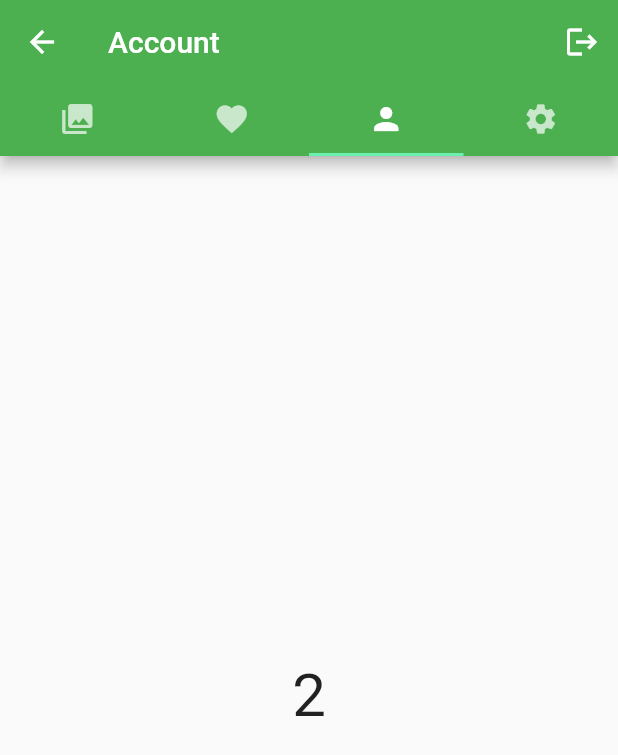
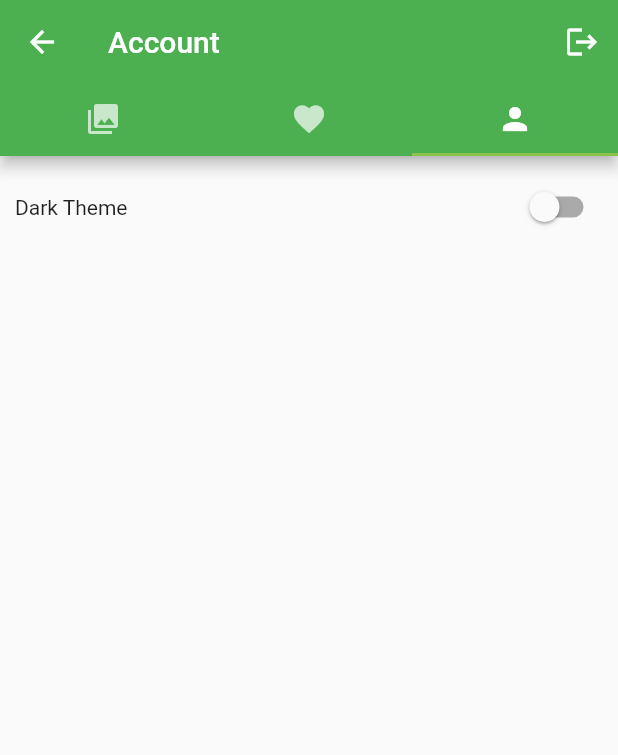
Before and after one commit to b-joris/epicture, a Flutter app: the AccountScreen screen opened by its route, tab 3 chosen, on a phone screen of 412 x 824 dp. Shown: the top 755 px of the screen. Run offline on Flutter 3.47's test engine with Material 2 defaults, Android fonts, the phone set to English and light mode, and no system bars; our stand-ins replace shared_preferences, video_player; missing offline and left inert: flutter_webview_plugin; accounts and stored records are empty; network calls fail.

Commit message:
add(theme): adding dark mode theme

```diff
--- a/lib/constants.dart
+++ b/lib/constants.dart
@@ -2,7 +2,10 @@ import 'package:flutter/material.dart';
 
 const clientID = String.fromEnvironment('CLIENT_ID');
 
-const primaryColor = Colors.green;
-const accentColor = Colors.greenAccent;
+const primaryColor = Color(0xFF4CAF50);
+const accentColor = Color(0xFF8BC34A);
+
+const darkPrimaryColor = Color(0xFF388E3C);
+const darkAccentColor = Color(0xFF4CAF50);
 
 const defaultPadding = 10.0;
--- a/lib/main.dart
+++ b/lib/main.dart
@@ -1,4 +1,5 @@
 import 'package:epicture/constants.dart';
+import 'package:epicture/providers/theme_provider.dart';
 import 'package:epicture/screens/account_screen.dart';
 import 'package:epicture/screens/comments_screen.dart';
 import 'package:epicture/screens/details_screen.dart';
@@ -6,6 +7,7 @@ import 'package:epicture/screens/gallery_screen.dart';
 import 'package:epicture/screens/login_screen.dart';
 import 'package:epicture/screens/search_screen.dart';
 import 'package:flutter/material.dart';
+import 'package:provider/provider.dart';
 import 'package:shared_preferences/shared_preferences.dart';
 
 SharedPreferences sharedPreferences;
@@ -60,14 +62,45 @@ class _NavigationBarState extends State<NavigationBar> {
   }
 }
 
-class Epicture extends StatelessWidget {
+class Epicture extends StatefulWidget {
+  @override
+  _EpictureState createState() => _EpictureState();
+}
+
+class _EpictureState extends State<Epicture> {
+  ThemePreferenceProvider _themePreference = ThemePreferenceProvider();
+
+  @override
+  void initState() {
+    super.initState();
+    getCurrentAppTheme();
+  }
+
+  void getCurrentAppTheme() async {
+    _themePreference.darkTheme =
+        sharedPreferences.getBool(ThemePreferenceProvider.THEME_STATUS) ??
+            false;
+  }
+
   @override
   Widget build(BuildContext context) {
+    return ChangeNotifierProvider(
+      create: (_) => _themePreference,
+      child: Consumer<ThemePreferenceProvider>(
+        builder: (context, value, child) {
           return MaterialApp(
             theme: ThemeData(
               primaryColor: primaryColor,
               accentColor: accentColor,
+              brightness: Brightness.light,
             ),
+            darkTheme: ThemeData(
+              primaryColor: darkPrimaryColor,
+              accentColor: darkAccentColor,
+              brightness: Brightness.dark,
+            ),
+            themeMode:
+                _themePreference.darkTheme ? ThemeMode.dark : ThemeMode.light,
             initialRoute: '/navigation',
             routes: {
               '/navigation': (context) => NavigationBar(),
@@ -80,5 +113,8 @@ class Epicture extends StatelessWidget {
               CommentsScreen.routeName: (context) => CommentsScreen(),
             },
           );
+        },
+      ),
+    );
   }
 }
--- /dev/null
+++ b/lib/providers/theme_provider.dart
@@ -0,0 +1,16 @@
+import 'package:flutter/foundation.dart';
+
+import '../main.dart';
+
+class ThemePreferenceProvider with ChangeNotifier {
+  static const THEME_STATUS = 'is_dark_theme';
+  bool _darkTheme = false;
+
+  bool get darkTheme => _darkTheme;
+
+  set darkTheme(bool value) {
+    _darkTheme = value;
+    sharedPreferences.setBool(THEME_STATUS, value);
+    notifyListeners();
+  }
+}
--- a/lib/screens/account_screen.dart
+++ b/lib/screens/account_screen.dart
@@ -1,6 +1,7 @@
 import 'package:epicture/main.dart';
 import 'package:epicture/screens/login_screen.dart';
 import 'package:epicture/widgets/account/account_posts.dart';
+import 'package:epicture/widgets/account/account_settings.dart';
 import 'package:epicture/widgets/account/favorites_posts.dart';
 import 'package:flutter/material.dart';
 
@@ -20,7 +21,6 @@ class _AccountScreenState extends State<AccountScreen>
     Tab(icon: Icon(Icons.collections)),
     Tab(icon: Icon(Icons.favorite)),
     Tab(icon: Icon(Icons.person)),
-    Tab(icon: Icon(Icons.settings)),
   ];
 
   @override
@@ -59,18 +59,7 @@ class _AccountScreenState extends State<AccountScreen>
         children: [
           AccountPosts(),
           FavoritesPosts(),
-          Center(
-            child: Text(
-              selectedIndex.toString(),
-              style: TextStyle(fontSize: 40),
-            ),
-          ),
-          Center(
-            child: Text(
-              selectedIndex.toString(),
-              style: TextStyle(fontSize: 40),
-            ),
-          ),
+          AccountSettings(),
         ],
       ),
     );
--- /dev/null
+++ b/lib/widgets/account/account_settings.dart
@@ -0,0 +1,29 @@
+import 'package:epicture/constants.dart';
+import 'package:epicture/providers/theme_provider.dart';
+import 'package:flutter/material.dart';
+import 'package:provider/provider.dart';
+
+class AccountSettings extends StatelessWidget {
+  @override
+  Widget build(BuildContext context) {
+    final _themePreference = Provider.of<ThemePreferenceProvider>(context);
+
+    return Padding(
+      padding: EdgeInsets.all(defaultPadding),
+      child: Column(
+        children: [
+          Row(
+            children: [
+              Text('Dark Theme'),
+              Spacer(),
+              Switch(
+                value: _themePreference.darkTheme,
+                onChanged: (value) => _themePreference.darkTheme = value,
+              ),
+            ],
+          ),
+        ],
+      ),
+    );
+  }
+}
--- a/lib/widgets/cards/details_card.dart
+++ b/lib/widgets/cards/details_card.dart
@@ -113,7 +113,7 @@ class _DetailsCardState extends State<DetailsCard> {
                         Icons.arrow_drop_up,
                         color: widget.post.vote == 'up'
                             ? Theme.of(context).accentColor
-                            : Colors.black,
+                            : Theme.of(context).textTheme.bodyText1.color,
                       ),
                       Text(widget.post.ups.toString()),
                     ],
@@ -127,7 +127,7 @@ class _DetailsCardState extends State<DetailsCard> {
                         Icons.arrow_drop_down,
                         color: widget.post.vote == 'down'
                             ? Theme.of(context).accentColor
-                            : Colors.black,
+                            : Theme.of(context).textTheme.bodyText1.color,
                       ),
                       Text(widget.post.downs.toString()),
                     ],
--- a/lib/widgets/cards/list_post_card.dart
+++ b/lib/widgets/cards/list_post_card.dart
@@ -112,6 +112,7 @@ class _ListPostCardState extends State<ListPostCard> {
                       maxLines: 2,
                       style: TextStyle(
                         fontSize: 15,
+                        fontWeight: FontWeight.bold,
                       ),
                     ),
                   ),
@@ -150,7 +151,7 @@ class _ListPostCardState extends State<ListPostCard> {
                           Icons.arrow_drop_up,
                           color: widget.post.vote == 'up'
                               ? Theme.of(context).accentColor
-                              : Colors.black,
+                              : Theme.of(context).textTheme.bodyText1.color,
                         ),
                         Text(widget.post.ups.toString()),
                       ],
@@ -164,7 +165,7 @@ class _ListPostCardState extends State<ListPostCard> {
                           Icons.arrow_drop_down,
                           color: widget.post.vote == 'down'
                               ? Theme.of(context).accentColor
-                              : Colors.black,
+                              : Theme.of(context).textTheme.bodyText1.color,
                         ),
                         Text(widget.post.downs.toString()),
                       ],
--- a/pubspec.yaml
+++ b/pubspec.yaml
@@ -29,8 +29,9 @@ dependencies:
   camera: ^0.5.8+7
   path_provider: ^1.6.18
   path: ^1.7.0
-  video_player: '>=0.11.0'
+  video_player: ">=0.11.0"
   carousel_slider: ^2.3.1
+  provider: " 4.3.2+2"
 
   # The following adds the Cupertino Icons font to your application.
   # Use with the CupertinoIcons class for iOS style icons.
```
Also changed, not shown: pubspec.lock. Lines whose indentation alone changed are shown as unchanged.
